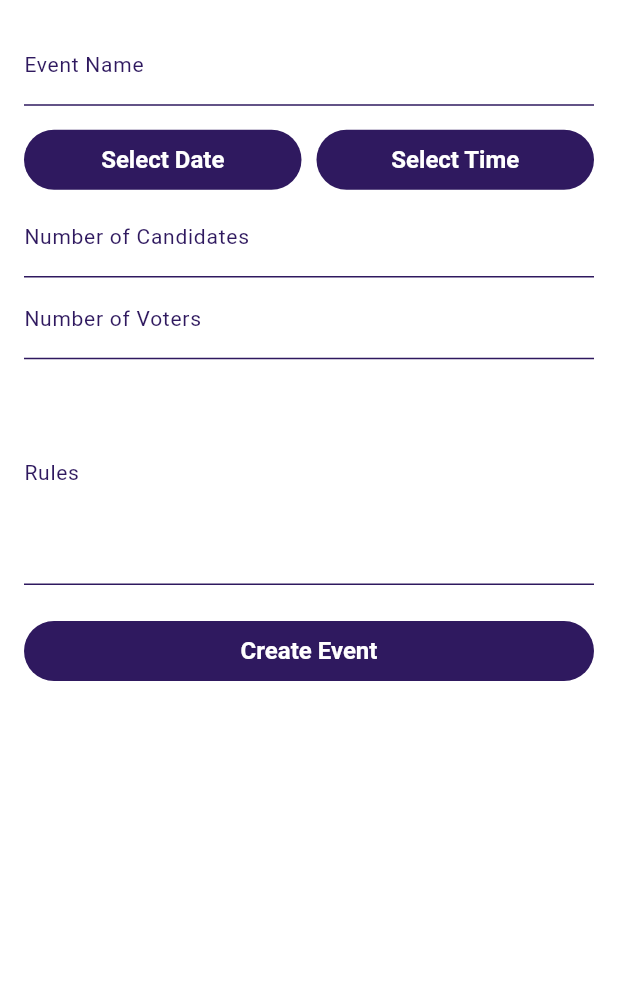
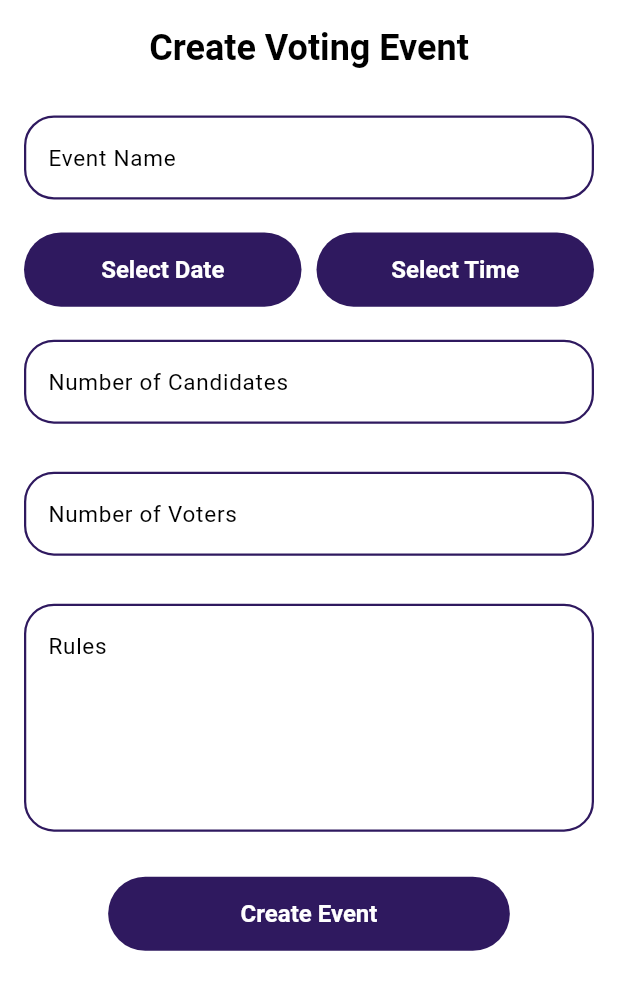
Before and after one commit to PrateekMarke/myvote, a Flutter app: the CreateVotingEventPage screen opened directly, on a phone screen of 412 x 824 dp. Shown: the top 990 px of the screen. Run offline on Flutter 3.47's test engine with Material 3 defaults, Android fonts, the phone set to English and light mode, and no system bars; our stand-ins replace cloud_firestore, firebase_auth, firebase_core, flutter_bloc, go_router, shared_preferences; accounts and stored records are empty.

Commit message:
change 1

```diff
--- a/lib/admin/CreateEventPage.dart
+++ b/lib/admin/CreateEventPage.dart
@@ -1,6 +1,9 @@
 import 'package:flutter/material.dart';
 import 'package:cloud_firestore/cloud_firestore.dart';
 import 'package:intl/intl.dart';
+import 'package:myvote/core/utils/widgets/custom_elevatedbutton.dart';
+import 'package:myvote/core/utils/widgets/customtextfield.dart';
+import 'package:myvote/core/utils/widgets/validator.dart';
 
 class CreateVotingEventPage extends StatefulWidget {
   @override
@@ -98,59 +101,73 @@ Future<void> _submitForm() async {
         padding: const EdgeInsets.all(16.0),
         child: Form(
                 key: _formKey,
-          child: ListView(
+                child: Column(
+                  crossAxisAlignment: CrossAxisAlignment.center,
                   children: [
-              TextFormField(
+                    Text(
+                      "Create Voting Event",
+                      style: Theme.of(context).textTheme.headlineMedium,
+                    ),
+                    SizedBox(height: 20),
+                    CustomTextField(
                       controller: _eventNameController,
-                decoration: InputDecoration(labelText: "Event Name"),
-                validator: (value) => value!.isEmpty ? "Enter event name" : null,
+                      label: "Event Name",
+                      validator:
+                          (value) => emptyFieldValidator(value, "Event Name"),
                     ),
-
                     SizedBox(height: 12),
                     Row(
                       children: [
                         Expanded(
-                  child: ElevatedButton(
+                          child: CustomElevatedButton(
+                            text: formattedDate,
                             onPressed: _pickDate,
-                    child: Text(formattedDate),
                           ),
                         ),
                         SizedBox(width: 10),
                         Expanded(
-                  child: ElevatedButton(
+                          child: CustomElevatedButton(
+                            text: formattedTime,
                             onPressed: _pickTime,
-                    child: Text(formattedTime),
                           ),
                         ),
                       ],
                     ),
-              TextFormField(
+                    SizedBox(height: 12),
+                    CustomTextField(
                       controller: _candidateCountController,
-                decoration: InputDecoration(labelText: "Number of Candidates"),
+                      label: "Number of Candidates",
                       keyboardType: TextInputType.number,
-                validator: (value) => value!.isEmpty ? "Enter candidate count" : null,
+                      validator:
+                          (value) => emptyFieldValidator(
+                            value,
+                            "Number of Candidates",
                           ),
-              TextFormField(
+                    ),
+                    SizedBox(height: 12),
+                    CustomTextField(
                       controller: _voterCountController,
-                decoration: InputDecoration(labelText: "Number of Voters"),
+                      label: "Number of Voters",
                       keyboardType: TextInputType.number,
-                validator: (value) => value!.isEmpty ? "Enter voter count" : null,
+                      validator:
+                          (value) =>
+                              emptyFieldValidator(value, "Number of Voters"),
                     ),
-              TextFormField(
+                    SizedBox(height: 12),
+                    CustomTextField(
                       controller: _rulesController,
-                decoration: InputDecoration(labelText: "Rules"),
+                      label: "Rules",
                       maxLines: 5,
-                validator: (value) => value!.isEmpty ? "Enter rules" : null,
+                      validator: (value) => emptyFieldValidator(value, "Rules"),
                     ),
                     SizedBox(height: 20),
-              ElevatedButton(
+                    CustomElevatedButton(
+                      text: "Create Event",
                       onPressed: _submitForm,
-                child: Text("Create Event"),
                     ),
                   ],
                 ),
               ),
-      ),
-    );
+            ));
   }
 }
--- a/lib/core/routes/path.dart
+++ b/lib/core/routes/path.dart
@@ -6,7 +6,7 @@ import 'package:myvote/auth/welcome.dart';
 import 'package:myvote/candidate/candidate_home.dart';
 import 'package:myvote/candidate/event_enrollment.dart';
 import 'package:myvote/candidate/registration.dart';
-import 'package:myvote/showEvents.dart';
+
 import 'package:myvote/student/studentVoting.dart';
 import 'package:myvote/student/student_home.dart';
 
```
Also changed, not shown: 1 other file. Lines whose indentation alone changed are shown as unchanged.
